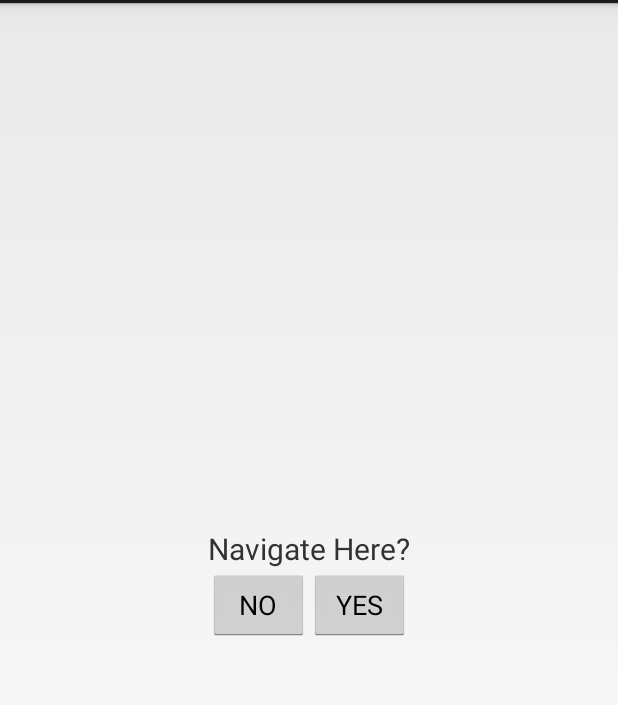
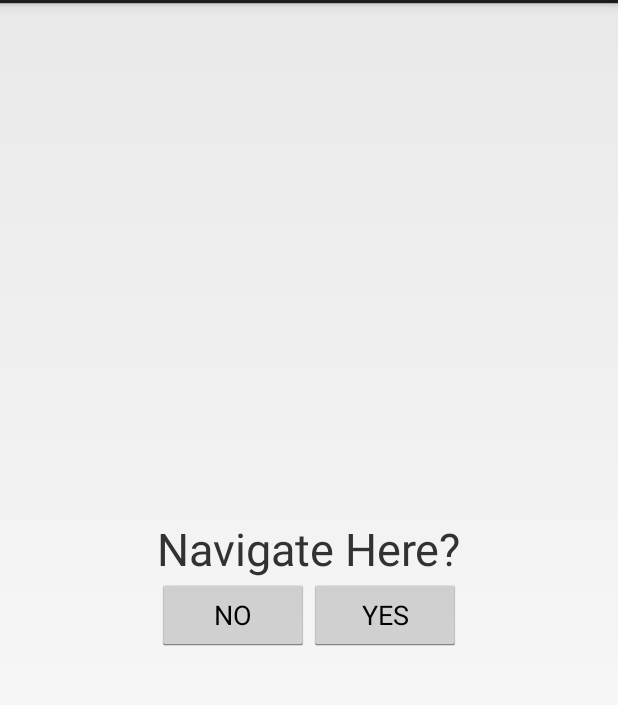
Before and after one commit to madwindevelopers/carhud, an Android app: the layout fragment_navigation_dialog.xml on its own in the app's theme, with its tools: preview values and no code run, on a phone screen of 412 x 824 dp, the part 69-774 px from its top. Run offline under Robolectric (Android 15) with nearby library versions, the phone set to English and light mode, and no system bars.

Commit message:
updated text sizing to use sp instead of in

```diff
--- a/carhud/src/main/res/layout/fragment_navigation_dialog.xml
+++ b/carhud/src/main/res/layout/fragment_navigation_dialog.xml
@@ -6,7 +6,7 @@
     <TextView
         android:id="@+id/dialog_address" android:text="Navigate Here?"
         android:layout_width="wrap_content" android:layout_height="wrap_content"
-        android:textSize="0.125in"
+        android:textSize="30sp"
         android:layout_gravity="center_horizontal"/>
     <LinearLayout
         android:layout_width="fill_parent"
```
